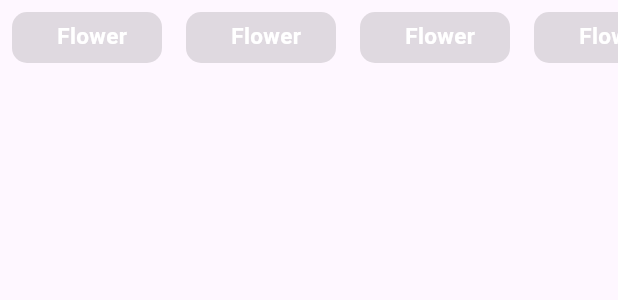
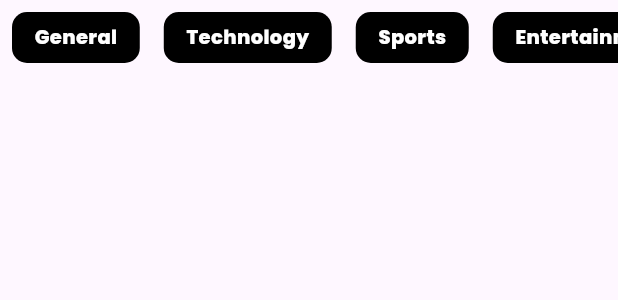
Before and after one commit to Ishasavani1402/news_application, a Flutter app: the Category widget shown alone on an empty page, opened directly, on a phone screen of 412 x 824 dp. Shown: the top 300 px of the screen. Run offline on Flutter 3.47's test engine with Material 3 defaults, Android fonts, the phone set to English and light mode, and no system bars; our stand-ins replace cached_network_image, flutter_spinkit; network calls fail.

Commit message:
save changes

```diff
--- a/lib/widgets/category.dart
+++ b/lib/widgets/category.dart
@@ -25,43 +25,33 @@ class _CategoryState extends State<Category> {
         height: 50,
         width: MediaQuery.of(context).size.width,
         child: ListView.builder(
-          itemCount: 20,
+          itemCount: categories.length,
           scrollDirection: Axis.horizontal,
           itemBuilder: (context, index) {
             return Padding(
               padding: const EdgeInsets.all(8.0),
-              child: Stack(
-                children: [
-                  // ClipRRect(
-                  //   borderRadius: BorderRadius.circular(10),
-                  //   child: Image.network(
-                  //     "",
-                  //     height: 50,
-                  //     width: 100,
-                  //     fit: BoxFit.cover,
-                  //   ),
-                  // ),
-                  Container(
-                    height: 50,
-                    width: 100,
-                    decoration: BoxDecoration(
-                      color: Colors.black12,
-                      borderRadius: BorderRadius.circular(10),
-                    ),
+              child: Container(
+                height: 50,
+                decoration: BoxDecoration(
+                  color: Colors.black,
+                  borderRadius: BorderRadius.circular(10),
+                ),
+                child: Padding(
+                  padding: const EdgeInsets.symmetric(
+                    horizontal: 15,
+                    // vertical: 10,
                   ),
-                  Positioned(
-                    top: 5,
-                    left: 30,
+                  child: Center(
                     child: Text(
-                      "Flower",
+                      categories[index].toString(),
                       style: TextStyle(
-                        fontSize: 15,
                         color: Colors.white,
-                        fontWeight: FontWeight.bold,
+                        fontFamily: "bold",
+                        fontSize: 13,
                       ),
                     ),
                   ),
-                ],
+                ),
               ),
             );
           },
```
Also changed, not shown: lib/screens/categoriesScreen.dart (+134 -10 lines).
